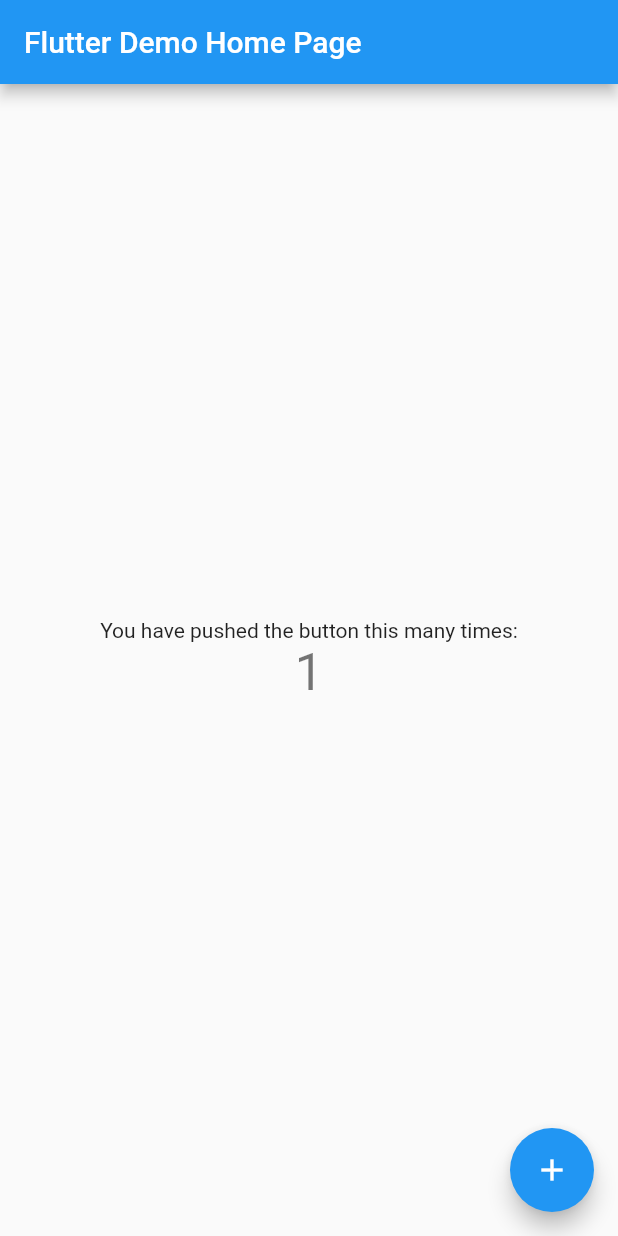
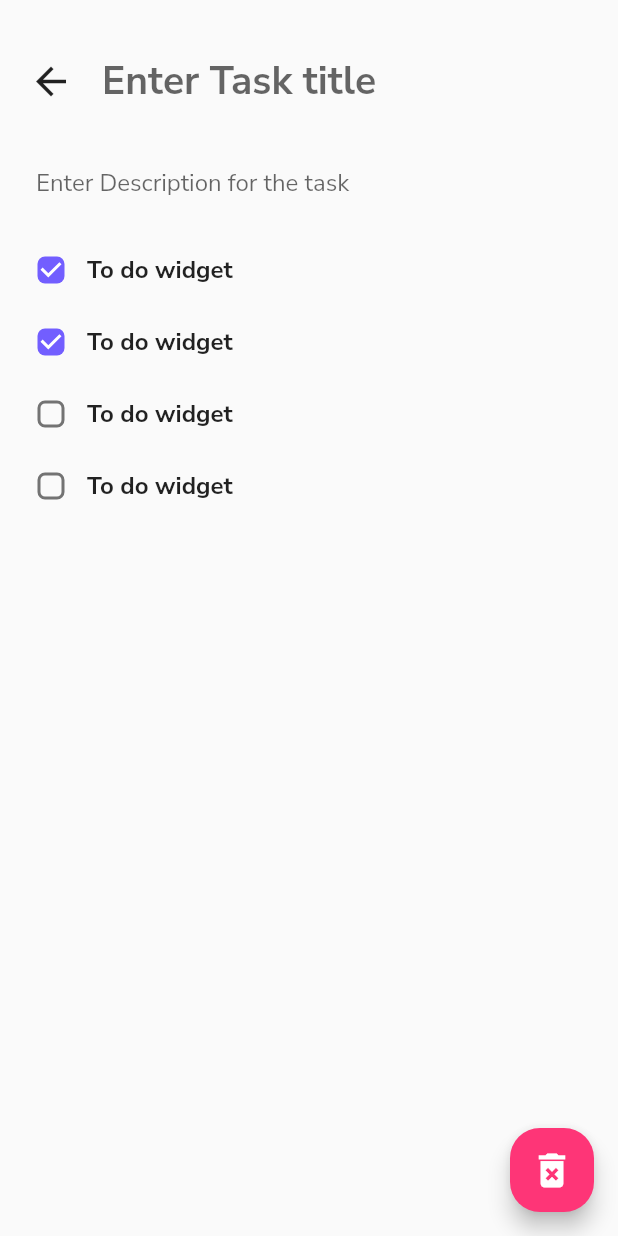
Before and after one commit to Guimmam/to_do_app, a Flutter app: the screen it shows after launch, after a tap on the "add" icon, on a phone screen of 412 x 824 dp. Run offline on Flutter 3.47's test engine with Material 2 defaults, Android fonts, the phone set to English and light mode, and no system bars; our stand-ins replace google_fonts.

Commit message:
home screen and task screen added

```diff
--- a/lib/main.dart
+++ b/lib/main.dart
@@ -1,4 +1,6 @@
 import 'package:flutter/material.dart';
+import 'package:google_fonts/google_fonts.dart';
+import 'package:to_do_app/screens/home_screen.dart';
 
 void main() {
   runApp(const MyApp());
@@ -11,105 +13,11 @@ class MyApp extends StatelessWidget {
   @override
   Widget build(BuildContext context) {
     return MaterialApp(
-      title: 'Flutter Demo',
-      theme: ThemeData(
-        // This is the theme of your application.
-        //
-        // Try running your application with "flutter run". You'll see the
-        // application has a blue toolbar. Then, without quitting the app, try
-        // changing the primarySwatch below to Colors.green and then invoke
-        // "hot reload" (press "r" in the console where you ran "flutter run",
-        // or simply save your changes to "hot reload" in a Flutter IDE).
-        // Notice that the counter didn't reset back to zero; the application
-        // is not restarted.
-        primarySwatch: Colors.blue,
-      ),
-      home: const MyHomePage(title: 'Flutter Demo Home Page'),
-    );
+        debugShowCheckedModeBanner: false,
+        theme: ThemeData(
+            accentColor: Color(0xFF725eff),
+            textTheme:
+                GoogleFonts.nunitoSansTextTheme(Theme.of(context).textTheme)),
+        home: HomeScreen());
   }
 }
-
-class MyHomePage extends StatefulWidget {
-  const MyHomePage({Key? key, required this.title}) : super(key: key);
-
-  // This widget is the home page of your application. It is stateful, meaning
-  // that it has a State object (defined below) that contains fields that affect
-  // how it looks.
-
-  // This class is the configuration for the state. It holds the values (in this
-  // case the title) provided by the parent (in this case the App widget) and
-  // used by the build method of the State. Fields in a Widget subclass are
-  // always marked "final".
-
-  final String title;
-
-  @override
-  State<MyHomePage> createState() => _MyHomePageState();
-}
-
-class _MyHomePageState extends State<MyHomePage> {
-  int _counter = 0;
-
-  void _incrementCounter() {
-    setState(() {
-      // This call to setState tells the Flutter framework that something has
-      // changed in this State, which causes it to rerun the build method below
-      // so that the display can reflect the updated values. If we changed
-      // _counter without calling setState(), then the build method would not be
-      // called again, and so nothing would appear to happen.
-      _counter++;
-    });
-  }
-
-  @override
-  Widget build(BuildContext context) {
-    // This method is rerun every time setState is called, for instance as done
-    // by the _incrementCounter method above.
-    //
-    // The Flutter framework has been optimized to make rerunning build methods
-    // fast, so that you can just rebuild anything that needs updating rather
-    // than having to individually change instances of widgets.
-    return Scaffold(
-      appBar: AppBar(
-        // Here we take the value from the MyHomePage object that was created by
-        // the App.build method, and use it to set our appbar title.
-        title: Text(widget.title),
-      ),
-      body: Center(
-        // Center is a layout widget. It takes a single child and positions it
-        // in the middle of the parent.
-        child: Column(
-          // Column is also a layout widget. It takes a list of children and
-          // arranges them vertically. By default, it sizes itself to fit its
-          // children horizontally, and tries to be as tall as its parent.
-          //
-          // Invoke "debug painting" (press "p" in the console, choose the
-          // "Toggle Debug Paint" action from the Flutter Inspector in Android
-          // Studio, or the "Toggle Debug Paint" command in Visual Studio Code)
-          // to see the wireframe for each widget.
-          //
-          // Column has various properties to control how it sizes itself and
-          // how it positions its children. Here we use mainAxisAlignment to
-          // center the children vertically; the main axis here is the vertical
-          // axis because Columns are vertical (the cross axis would be
-          // horizontal).
-          mainAxisAlignment: MainAxisAlignment.center,
-          children: <Widget>[
-            const Text(
-              'You have pushed the button this many times:',
-            ),
-            Text(
-              '$_counter',
-              style: Theme.of(context).textTheme.headline4,
-            ),
-          ],
-        ),
-      ),
-      floatingActionButton: FloatingActionButton(
-        onPressed: _incrementCounter,
-        tooltip: 'Increment',
-        child: const Icon(Icons.add),
-      ), // This trailing comma makes auto-formatting nicer for build methods.
-    );
-  }
-}
--- /dev/null
+++ b/lib/screens/home_screen.dart
@@ -0,0 +1,63 @@
+import 'package:flutter/material.dart';
+import 'package:to_do_app/screens/task_screen.dart';
+import 'package:to_do_app/widgets/task_card.dart';
+
+class HomeScreen extends StatefulWidget {
+  const HomeScreen({Key? key}) : super(key: key);
+
+  @override
+  _HomeScreenState createState() => _HomeScreenState();
+}
+
+class _HomeScreenState extends State<HomeScreen> {
+  @override
+  Widget build(BuildContext context) {
+    return Scaffold(
+      floatingActionButton: FloatingActionButton(
+        onPressed: () {
+          Navigator.push(
+              context, MaterialPageRoute(builder: (context) => TaskScreen()));
+        },
+        child: Icon(
+          Icons.add,
+          size: 30,
+        ),
+        shape: RoundedRectangleBorder(borderRadius: BorderRadius.circular(20)),
+      ),
+      body: SafeArea(
+        child: Container(
+          width: double.infinity,
+          padding: EdgeInsets.symmetric(
+            horizontal: 24,
+          ),
+          color: Color(0xFFF6F6F6),
+          child: Column(
+            crossAxisAlignment: CrossAxisAlignment.start,
+            children: [
+              Container(
+                margin: EdgeInsets.only(bottom: 32, top: 32),
+                child: Image(
+                  image: AssetImage('assets/images/logo.png'),
+                ),
+              ),
+              Expanded(
+                child: ListView(
+                  children: [
+                    TaskCard(
+                      title: 'Elo',
+                      description: 'Siemka modeczko',
+                    ),
+                    TaskCard(),
+                    TaskCard(),
+                    TaskCard(),
+                    TaskCard()
+                  ],
+                ),
+              )
+            ],
+          ),
+        ),
+      ),
+    );
+  }
+}
--- /dev/null
+++ b/lib/screens/task_screen.dart
@@ -0,0 +1,85 @@
+import 'package:flutter/material.dart';
+import 'package:to_do_app/widgets/to_do.dart';
+
+class TaskScreen extends StatefulWidget {
+  const TaskScreen({Key? key}) : super(key: key);
+
+  @override
+  _TaskScreenState createState() => _TaskScreenState();
+}
+
+class _TaskScreenState extends State<TaskScreen> {
+  @override
+  Widget build(BuildContext context) {
+    return Scaffold(
+      floatingActionButton: FloatingActionButton(
+        onPressed: () {},
+        backgroundColor: Color(0xFFFE3577),
+        child: Icon(
+          Icons.delete_forever,
+          size: 30,
+        ),
+        shape: RoundedRectangleBorder(borderRadius: BorderRadius.circular(20)),
+      ),
+      body: SafeArea(
+        child: Container(
+          child: Column(
+            crossAxisAlignment: CrossAxisAlignment.start,
+            children: [
+              SizedBox(height: 20),
+              Row(
+                children: [
+                  Padding(
+                    padding: const EdgeInsets.all(10.0),
+                    child: IconButton(
+                        onPressed: () {
+                          Navigator.pop(context);
+                        },
+                        icon: Icon(
+                          Icons.arrow_back,
+                          size: 30,
+                        )),
+                  ),
+                  Expanded(
+                    child: TextField(
+                      decoration: InputDecoration(
+                        hintText: 'Enter Task title',
+                        border: InputBorder.none,
+                      ),
+                      style: TextStyle(
+                          fontSize: 26,
+                          fontWeight: FontWeight.bold,
+                          color: Color(0xFFFF211551)),
+                    ),
+                  )
+                ],
+              ),
+              Padding(
+                padding:
+                    const EdgeInsets.symmetric(horizontal: 24, vertical: 10),
+                child: TextField(
+                  decoration: InputDecoration(
+                      hintText: 'Enter Description for the task',
+                      border: InputBorder.none),
+                ),
+              ),
+              ToDo(
+                isDone: true,
+                text: 'To do widget',
+              ),
+              ToDo(
+                isDone: true,
+                text: 'Create second task',
+              ),
+              ToDo(
+                isDone: false,
+                text: 'Just another todo',
+              ),
+              ToDo(),
+            ],
+          ),
+        ),
+      ),
+    );
+  }
+}
--- /dev/null
+++ b/lib/widgets/task_card.dart
@@ -0,0 +1,47 @@
+import 'package:flutter/material.dart';
+
+class TaskCard extends StatelessWidget {
+  final String title;
+  final String description;
+
+  const TaskCard({
+    Key? key,
+    this.title = 'No title added',
+    this.description = 'No description added',
+  }) : super(key: key);
+
+  @override
+  Widget build(BuildContext context) {
+    return Container(
+      margin: EdgeInsets.only(bottom: 20),
+      width: double.infinity,
+      padding: EdgeInsets.symmetric(vertical: 32, horizontal: 24),
+      decoration: BoxDecoration(
+        color: Colors.white,
+        borderRadius: BorderRadius.circular(20),
+      ),
+      child: Column(
+        crossAxisAlignment: CrossAxisAlignment.start,
+        children: [
+          Text(
+            title,
+            style: TextStyle(
+                color: Color(0xFF211551),
+                fontSize: 22,
+                fontWeight: FontWeight.bold),
+          ),
+          Padding(
+            padding: const EdgeInsets.only(top: 10),
+            child: Text(
+              description,
+              style: TextStyle(
+                fontSize: 16,
+                color: Color(0xFF86829D),
+              ),
+            ),
+          )
+        ],
+      ),
+    );
+  }
+}
--- /dev/null
+++ b/lib/widgets/to_do.dart
@@ -0,0 +1,44 @@
+import 'package:flutter/material.dart';
+
+class ToDo extends StatefulWidget {
+  final String text;
+  bool isDone;
+
+  ToDo({
+    Key? key,
+    this.text = '(Unnamed todo)',
+    this.isDone = false,
+  }) : super(key: key);
+
+  @override
+  State<ToDo> createState() => _ToDoState();
+}
+
+class _ToDoState extends State<ToDo> {
+  @override
+  Widget build(BuildContext context) {
+    return Padding(
+      padding: const EdgeInsets.only(left: 10),
+      child: Container(
+        child: Row(
+          children: [
+            Checkbox(
+              shape: RoundedRectangleBorder(
+                  borderRadius: BorderRadius.circular(5)),
+              value: widget.isDone,
+              onChanged: (value) {
+                setState(() {
+                  widget.isDone = value!;
+                });
+              },
+            ),
+            Text(
+              'To do widget ',
+              style: TextStyle(fontSize: 16, fontWeight: FontWeight.bold),
+            ),
+          ],
+        ),
+      ),
+    );
+  }
+}
```
Also changed, not shown: pubspec.yaml (+6 -62 lines), assets/images/add_icon.png (added), assets/images/back_arrow_icon.png (added), assets/images/check_icon.png (added), assets/images/delete_icon.png (added), assets/images/logo.png (added).
